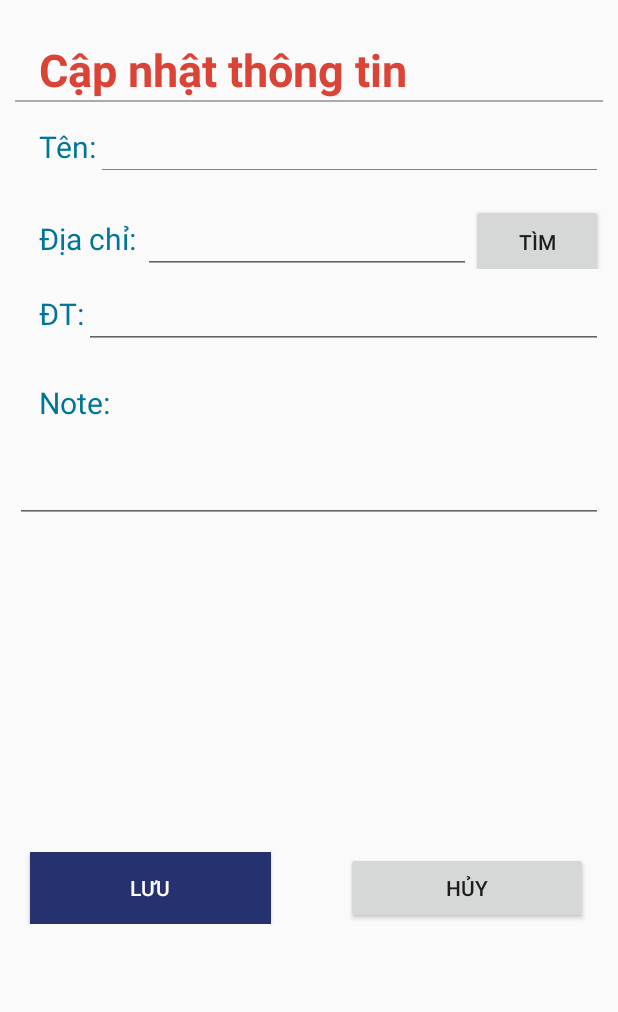
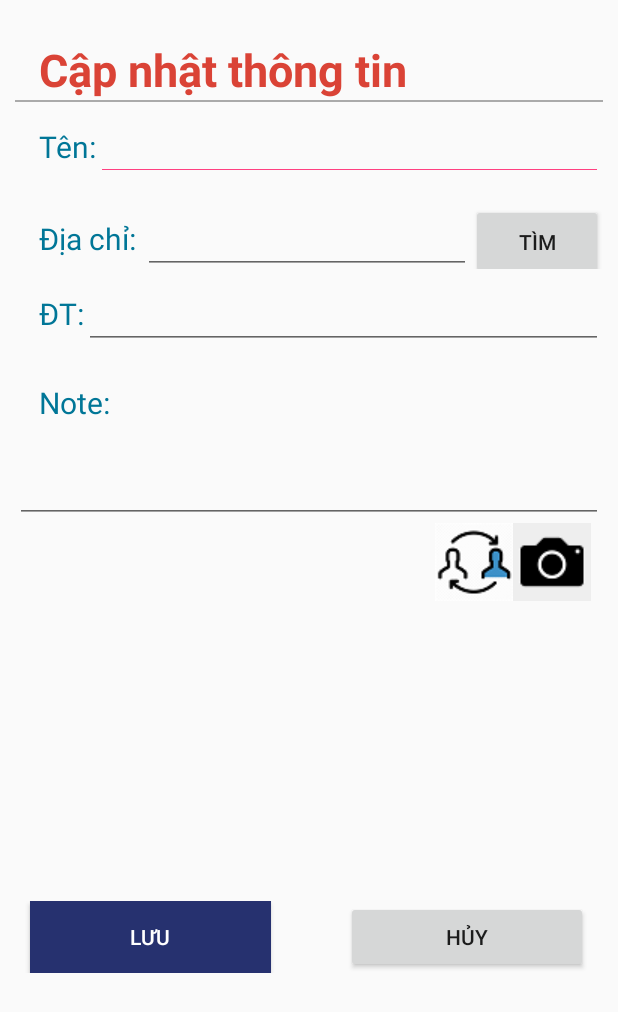
Before and after one commit to trandinhlam/AndroidProjectGroup32, an Android app: the layout itemdanhba_chitiet_them_sua_layout.xml on its own in the app's theme, with its tools: preview values and no code run, on a phone screen of 412 x 824 dp. Shown: the top 1012 px of the screen. Run offline under Robolectric (Android 15) with nearby library versions, the phone set to English and light mode, and no system bars.

Commit message:
- Bản tương đối hoàn chỉnh

```diff
--- a/LoactionSaver/app/src/main/res/layout/itemdanhba_chitiet_them_sua_layout.xml
+++ b/LoactionSaver/app/src/main/res/layout/itemdanhba_chitiet_them_sua_layout.xml
@@ -68,8 +68,6 @@
             android:layout_width="@dimen/edittextwidth"
             android:layout_height="wrap_content"
             android:layout_weight="1"
-            android:lines="1"
-
             />
 
         <Button
@@ -128,18 +126,21 @@
             <TextView
 
                 android:layout_width="@dimen/spaceforbuttonimage"
-                android:layout_height="wrap_content" />
+                android:layout_height="wrap_content"
+                android:layout_weight="3"/>
             <ImageView
                 android:id="@+id/imgButtonChange"
                 android:layout_width="wrap_content"
                 android:layout_height="wrap_content"
                 android:layout_gravity="clip_horizontal"
+                android:src="@drawable/changeavatar"
                 />
             <ImageView
                 android:id="@+id/imgButtonNewAvatar"
                 android:layout_width="wrap_content"
                 android:layout_height="wrap_content"
-                android:layout_gravity="clip_horizontal"/>
+                android:layout_gravity="clip_horizontal"
+                android:src="@drawable/iconcamera"/>
         </LinearLayout>
 
         <ImageView
```
